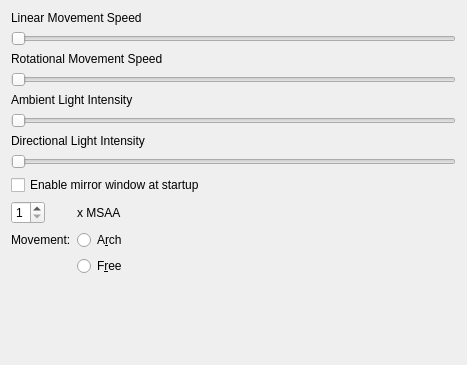
Old version of the form Gui/Resources/preferences/XRPreferences.ui in the repository kwahoo2/freecad-xr-workbench.
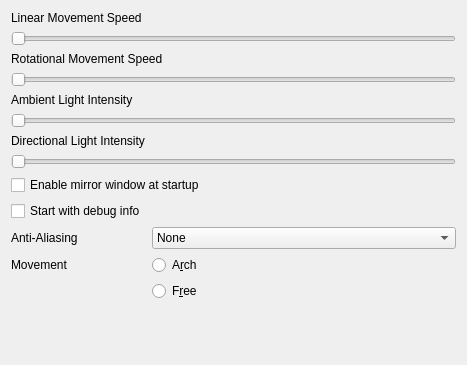
New version of the form.

Commit message: preferences: combobox for msaa, checkbox for debug

Patch:
```diff
--- a/Gui/Resources/preferences/XRPreferences.ui
+++ b/Gui/Resources/preferences/XRPreferences.ui
@@ -94,21 +94,14 @@
        </property>
       </widget>
      </item>
-     <item row="9" column="1">
-      <widget class="QLabel" name="label_5">
-       <property name="text">
-        <string>x MSAA</string>
-       </property>
-      </widget>
-     </item>
-     <item row="10" column="0">
+     <item row="12" column="0">
       <widget class="QLabel" name="label_6">
        <property name="text">
-        <string>Movement:</string>
+        <string>Movement</string>
        </property>
       </widget>
      </item>
-     <item row="10" column="1">
+     <item row="12" column="1">
       <widget class="QRadioButton" name="movArchRadioButton">
        <property name="text">
         <string>A&amp;rch</string>
@@ -118,7 +111,7 @@
        </attribute>
       </widget>
      </item>
-     <item row="11" column="1">
+     <item row="13" column="1">
       <widget class="QRadioButton" name="movFreeRadioButton">
        <property name="text">
         <string>F&amp;ree</string>
@@ -128,16 +121,41 @@
        </attribute>
       </widget>
      </item>
+     <item row="11" column="0">
+      <widget class="QLabel" name="label_5">
+       <property name="text">
+        <string>Anti-Aliasing</string>
+       </property>
+      </widget>
+     </item>
+     <item row="11" column="1">
+      <widget class="QComboBox" name="msaaComboBox">
+       <item>
+        <property name="text">
+         <string>None</string>
+        </property>
+       </item>
+       <item>
+        <property name="text">
+         <string>MSAA 2x</string>
+        </property>
+       </item>
+       <item>
+        <property name="text">
+         <string>MSAA 4x</string>
+        </property>
+       </item>
+       <item>
+        <property name="text">
+         <string>MSAA 8x</string>
+        </property>
+       </item>
+      </widget>
+     </item>
      <item row="9" column="0">
-      <widget class="QSpinBox" name="msaaSpinBox">
-       <property name="toolTip">
-        <string>Requires viewer restart</string>
-       </property>
-       <property name="minimum">
-        <number>1</number>
-       </property>
-       <property name="maximum">
-        <number>8</number>
+      <widget class="QCheckBox" name="debugEnblCheckBox">
+       <property name="text">
+        <string>Start with debug info</string>
        </property>
       </widget>
      </item>
```
The commit also changes 3 other files.
